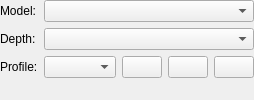
This is krita/ui/forms/wdgcolorspaceselector.ui in KDE/krita as Qt 5 draws it before an edit. The edited form follows.
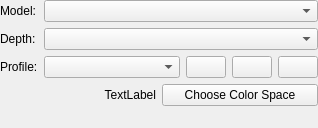
This is the edited form. Custom widgets are drawn as their Qt base class.

What changed in the file:
```diff
--- a/krita/ui/forms/wdgcolorspaceselector.ui
+++ b/krita/ui/forms/wdgcolorspaceselector.ui
@@ -2,6 +2,14 @@
 <ui version="4.0">
  <class>WdgColorSpaceSelector</class>
  <widget class="QWidget" name="WdgColorSpaceSelector">
+  <property name="geometry">
+   <rect>
+    <x>0</x>
+    <y>0</y>
+    <width>318</width>
+    <height>128</height>
+   </rect>
+  </property>
   <layout class="QFormLayout" name="formLayout">
    <property name="labelAlignment">
     <set>Qt::AlignLeading|Qt::AlignLeft|Qt::AlignVCenter</set>
@@ -121,6 +129,30 @@
      </item>
     </layout>
    </item>
+   <item row="3" column="0" colspan="2">
+    <layout class="QHBoxLayout" name="horizontalLayout_2">
+     <item>
+      <widget class="QLabel" name="lblColorantInfo">
+       <property name="text">
+        <string notr="true">TextLabel</string>
+       </property>
+       <property name="alignment">
+        <set>Qt::AlignRight|Qt::AlignTrailing|Qt::AlignVCenter</set>
+       </property>
+       <property name="wordWrap">
+        <bool>true</bool>
+       </property>
+      </widget>
+     </item>
+     <item>
+      <widget class="QPushButton" name="bnAdvanced">
+       <property name="text">
+        <string>Choose Color Space</string>
+       </property>
+      </widget>
+     </item>
+    </layout>
+   </item>
   </layout>
  </widget>
  <customwidgets>
```
